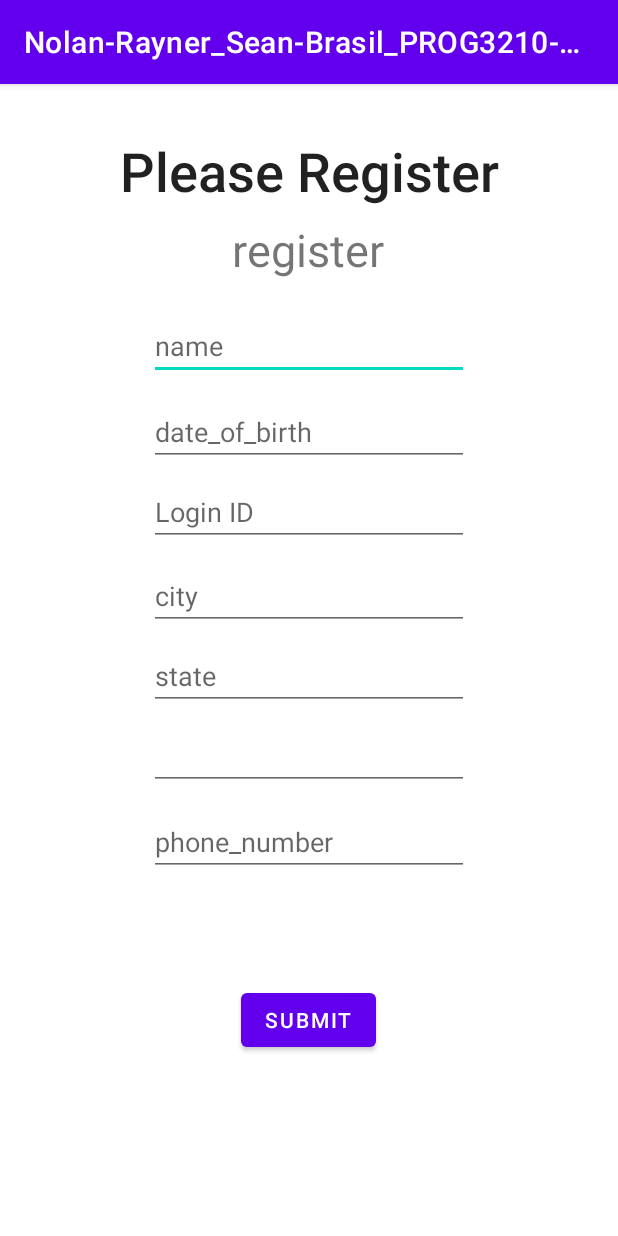
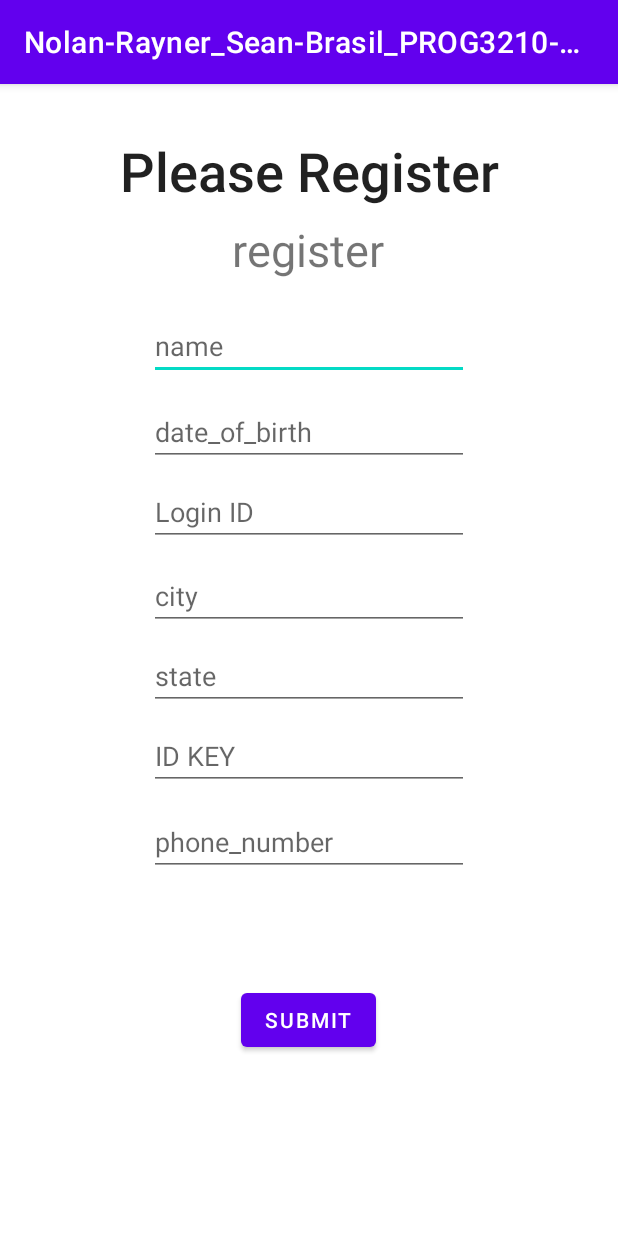
Before and after one commit to Nolan-Git/FinalProject, an Android app: the RegisterPage screen opened directly, with no data from a screen before it, on a phone screen of 412 x 824 dp. Run offline under Robolectric (Android 15) with nearby library versions, the light colour scheme and no system bars.

```diff
--- a/FinalProject/NolanRayner_SeanBrasil_PROG3210-FinalProject/app/src/main/res/layout/activity_register_page.xml
+++ b/FinalProject/NolanRayner_SeanBrasil_PROG3210-FinalProject/app/src/main/res/layout/activity_register_page.xml
@@ -98,7 +98,7 @@
         android:layout_marginBottom="8dp"
         android:autofillHints=""
         android:ems="10"
-        android:hint=""
+        android:hint="ID KEY"
         android:inputType="number"
         app:layout_constraintBottom_toBottomOf="parent"
         app:layout_constraintEnd_toEndOf="parent"
```
